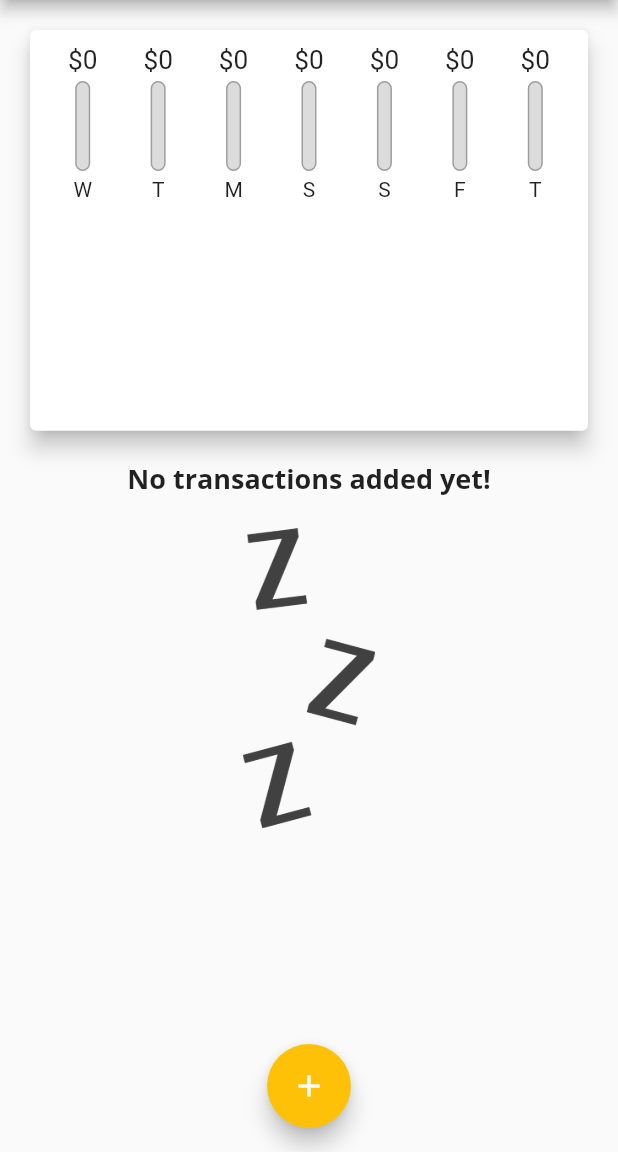
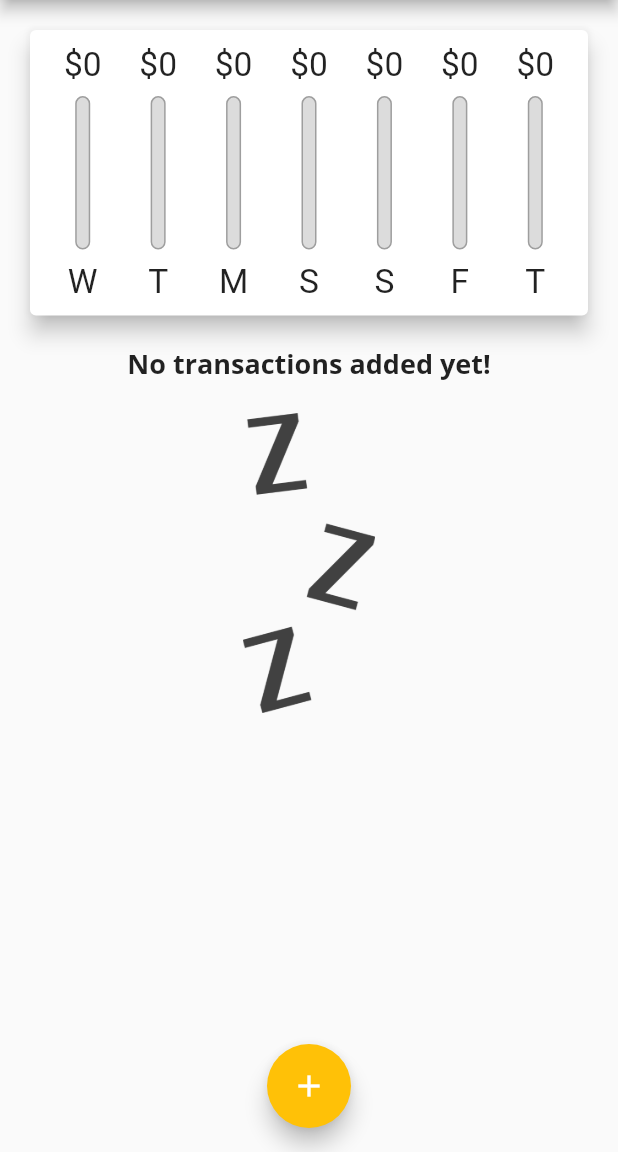
Before and after one commit to serdarturkmen/transaction_card, a Flutter app: the screen it shows after launch, on a phone screen of 412 x 824 dp, the part 84-1236 px from its top. Run offline on Flutter 3.47's test engine with Material 2 defaults, Android fonts, the light colour scheme and no system bars; missing offline and left inert: dart:ffi; Roboto replaces fonts that are missing (Open Sans).

Commit message:
fixed sized height

```diff
--- a/lib/main.dart
+++ b/lib/main.dart
@@ -113,13 +113,13 @@ class _MyHomePageState extends State<MyHomePage> {
                 height: (MediaQuery.of(context).size.height -
                         appBar.preferredSize.height -
                         MediaQuery.of(context).padding.top) *
-                    0.4,
+                    0.3,
                 child: Chart(_recentTransactions)),
             Container(
               height: (MediaQuery.of(context).size.height -
                       appBar.preferredSize.height -
                       MediaQuery.of(context).padding.top) *
-                  0.6,
+                  0.7,
               child: TransactionList(_userTransactions, _deleteTransaction),
             ),
           ],
--- a/lib/widgets/chart_bar.dart
+++ b/lib/widgets/chart_bar.dart
@@ -9,19 +9,21 @@ class ChartBar extends StatelessWidget {
 
   @override
   Widget build(BuildContext context) {
+    return LayoutBuilder(
+      builder: (BuildContext ctx, BoxConstraints constraints) {
         return Column(
-      children: <Widget>[
+          children: [
             Container(
-          height: 20,
+              height: constraints.maxHeight * 0.15,
               child: FittedBox(
                 child: Text('\$${spendingAmount.toStringAsFixed(0)}'),
               ),
             ),
             SizedBox(
-          height: 4,
+              height: constraints.maxHeight * 0.05,
             ),
             Container(
-          height: 60,
+              height: constraints.maxHeight * 0.6,
               width: 10,
               child: Stack(
                 children: <Widget>[
@@ -45,10 +47,17 @@ class ChartBar extends StatelessWidget {
               ),
             ),
             SizedBox(
-          height: 4,
+              height: constraints.maxHeight * 0.05,
             ),
-        Text(label),
+            Container(
+              height: constraints.maxHeight * 0.15,
+              child: FittedBox(
+                child: Text(label),
+              ),
+            ),
           ],
+        );
+      },
     );
   }
 }
```
Lines whose indentation alone changed are shown as unchanged.
